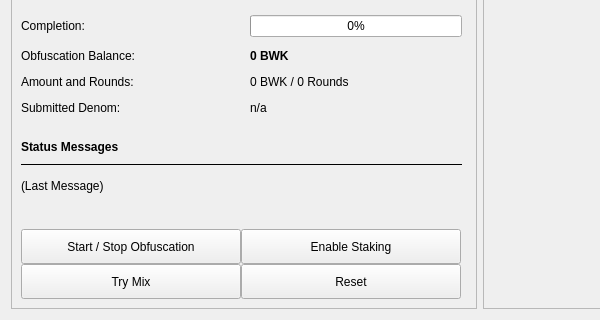
bulwark-crypto/Bulwark, file src/qt/forms/overviewpage.ui: the form before one commit; both pictures show x 0 to 600 and y 400 to 720 of the 960 by 720 pixel window.
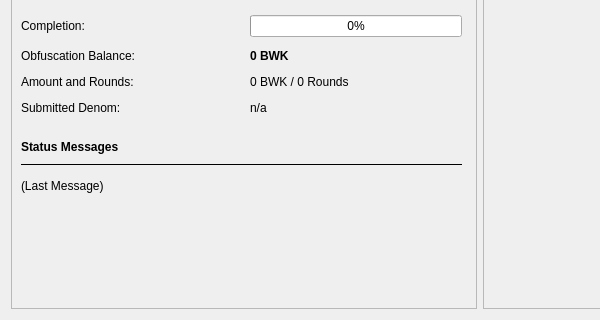
The form after the commit. Custom widgets are drawn as their Qt base class.

Patch:
```diff
--- a/src/qt/forms/overviewpage.ui
+++ b/src/qt/forms/overviewpage.ui
@@ -628,7 +628,7 @@
            </item>
           </layout>
          </widget>
-         <widget class="QPushButton" name="runAutoDenom">
+         <widget class="QtMaterialFlatButton" name="runAutoDenom" native="true">
           <property name="geometry">
            <rect>
             <x>251</x>
@@ -1058,19 +1058,19 @@
           <property name="autoFillBackground">
            <bool>true</bool>
           </property>
-          <property name="text">
+          <property name="text" stdset="0">
            <string/>
           </property>
-          <property name="flat">
+          <property name="flat" stdset="0">
            <bool>true</bool>
           </property>
          </widget>
-         <widget class="QPushButton" name="toggleObfuscation">
+         <widget class="QtMaterialFlatButton" name="toggleObfuscation" native="true">
           <property name="geometry">
            <rect>
             <x>10</x>
-            <y>270</y>
-            <width>220</width>
+            <y>265</y>
+            <width>215</width>
             <height>35</height>
            </rect>
           </property>
@@ -1080,7 +1080,7 @@
             <verstretch>0</verstretch>
            </sizepolicy>
           </property>
-          <property name="text">
+          <property name="text" stdset="0">
            <string>Start / Stop Obfuscation</string>
           </property>
          </widget>
@@ -1128,12 +1128,12 @@
            <bool>true</bool>
           </property>
          </widget>
-         <widget class="QPushButton" name="obfuscationAuto">
+         <widget class="QtMaterialFlatButton" name="obfuscationAuto" native="true">
           <property name="geometry">
            <rect>
             <x>10</x>
-            <y>305</y>
-            <width>220</width>
+            <y>315</y>
+            <width>215</width>
             <height>35</height>
            </rect>
           </property>
@@ -1146,16 +1146,16 @@
           <property name="toolTip">
            <string>Try to manually submit a Obfuscation request.</string>
           </property>
-          <property name="text">
+          <property name="text" stdset="0">
            <string>Try Mix</string>
           </property>
          </widget>
-         <widget class="QPushButton" name="obfuscationReset">
+         <widget class="QtMaterialFlatButton" name="obfuscationReset" native="true">
           <property name="geometry">
            <rect>
             <x>230</x>
-            <y>305</y>
-            <width>220</width>
+            <y>315</y>
+            <width>215</width>
             <height>35</height>
            </rect>
           </property>
@@ -1171,7 +1171,7 @@
           <property name="autoFillBackground">
            <bool>false</bool>
           </property>
-          <property name="text">
+          <property name="text" stdset="0">
            <string>Reset</string>
           </property>
          </widget>
@@ -1194,12 +1194,12 @@
            <string>Status Messages</string>
           </property>
          </widget>
-         <widget class="QPushButton" name="toggleStaking">
+         <widget class="QtMaterialFlatButton" name="toggleStaking" native="true">
           <property name="geometry">
            <rect>
             <x>230</x>
-            <y>270</y>
-            <width>220</width>
+            <y>265</y>
+            <width>215</width>
             <height>35</height>
            </rect>
           </property>
@@ -1209,7 +1209,7 @@
             <verstretch>0</verstretch>
            </sizepolicy>
           </property>
-          <property name="text">
+          <property name="text" stdset="0">
            <string>Enable Staking</string>
           </property>
          </widget>
@@ -1392,6 +1392,13 @@
    </item>
   </layout>
  </widget>
+ <customwidgets>
+  <customwidget>
+   <class>QtMaterialFlatButton</class>
+   <extends>QWidget</extends>
+   <header>qtmaterialflatbutton.h</header>
+  </customwidget>
+ </customwidgets>
  <resources/>
  <connections/>
 </ui>
```
